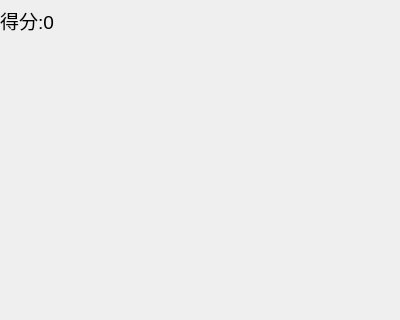
h2682503133/QtGame_test, file ui/Form.ui: the form before one commit; both pictures show x 0 to 400 and y 0 to 320 of the 400 by 590 pixel window.
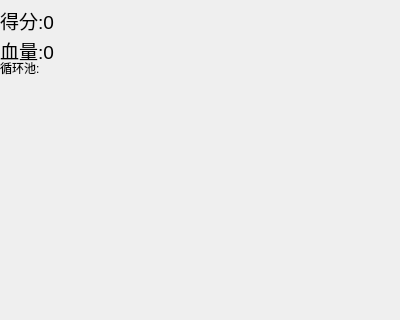
The form after the commit.

Patch:
```diff
--- a/ui/Form.ui
+++ b/ui/Form.ui
@@ -31,6 +31,37 @@
     <string>得分:0</string>
    </property>
   </widget>
+  <widget class="QLabel" name="label_2">
+   <property name="geometry">
+    <rect>
+     <x>0</x>
+     <y>30</y>
+     <width>91</width>
+     <height>41</height>
+    </rect>
+   </property>
+   <property name="font">
+    <font>
+     <pointsize>14</pointsize>
+    </font>
+   </property>
+   <property name="text">
+    <string>血量:0</string>
+   </property>
+  </widget>
+  <widget class="QLabel" name="label_3">
+   <property name="geometry">
+    <rect>
+     <x>0</x>
+     <y>60</y>
+     <width>54</width>
+     <height>16</height>
+    </rect>
+   </property>
+   <property name="text">
+    <string>循环池:</string>
+   </property>
+  </widget>
  </widget>
  <resources/>
  <connections/>
```
